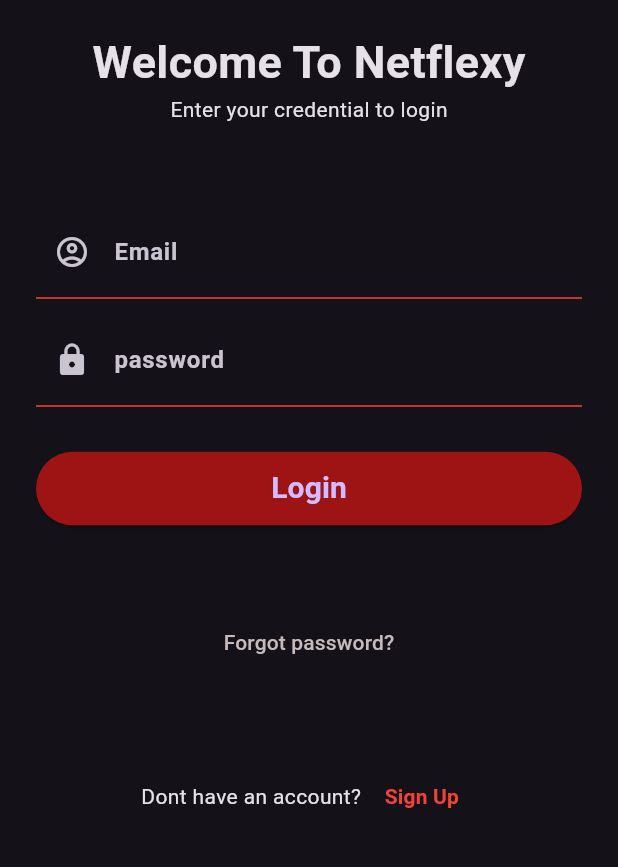
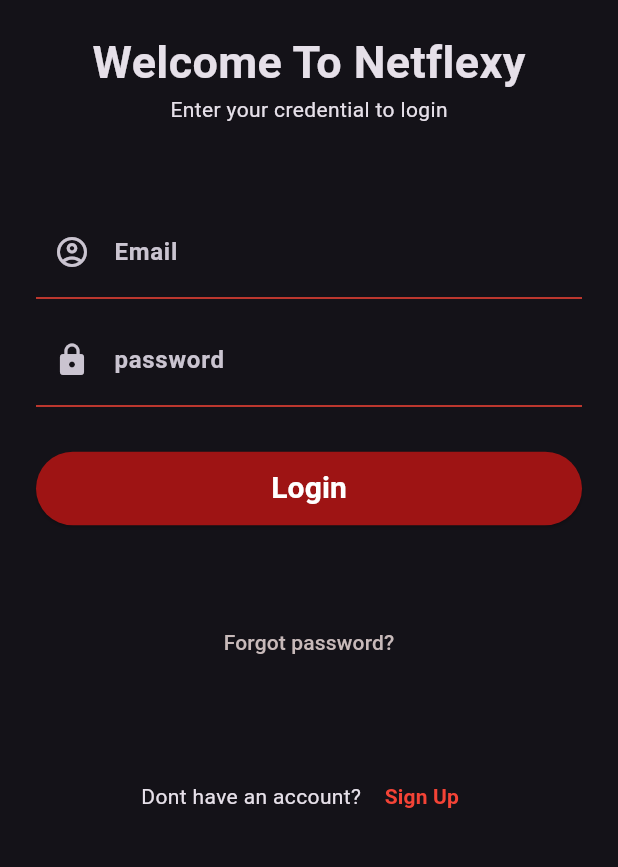
Before and after one commit to haythem-farjallah/app_movie_flutter, a Flutter app: the screen it shows after launch, after a tap on "Register", after a tap on "Sign Up", on a phone screen of 412 x 824 dp, the part 358-1225 px from its top. Run offline on Flutter 3.47's test engine with Material 3 defaults, Android fonts, the phone set to English and light mode, and no system bars; our stand-ins replace flutter_rating_bar, shared_preferences; Roboto replaces fonts that are missing (Georgia, Hind, Montserrat).

Commit message:
add colors white to btn and navigator to forget pass

```diff
--- a/lib/pages/login_screen.dart
+++ b/lib/pages/login_screen.dart
@@ -1,3 +1,4 @@
+import 'package:app_movie_final/pages/sendEmailPass_screen.dart';
 import 'package:app_movie_final/providers/auth_provider.dart';
 import 'package:flutter/material.dart';
 import 'package:provider/provider.dart';
@@ -157,6 +158,7 @@ class LoginScreenState extends State<LoginScreen> {
                       child: const Text(
                         "Login",
                         style: TextStyle(
+                            color: Colors.white,
                             fontSize: 20,
                             fontWeight: FontWeight.bold,
                             fontFamily: 'Montserrat'),
@@ -165,7 +167,13 @@ class LoginScreenState extends State<LoginScreen> {
                   ],
                 ),
                 TextButton(
-                  onPressed: () {},
+                  onPressed: () => {
+                    Navigator.push(
+                      context,
+                      MaterialPageRoute(
+                          builder: (context) => const SendEmailPassScreen()),
+                    )
+                  },
                   child: const Text(
                     "Forgot password?",
                     style: TextStyle(color: Color.fromARGB(255, 200, 186, 186)),
```
